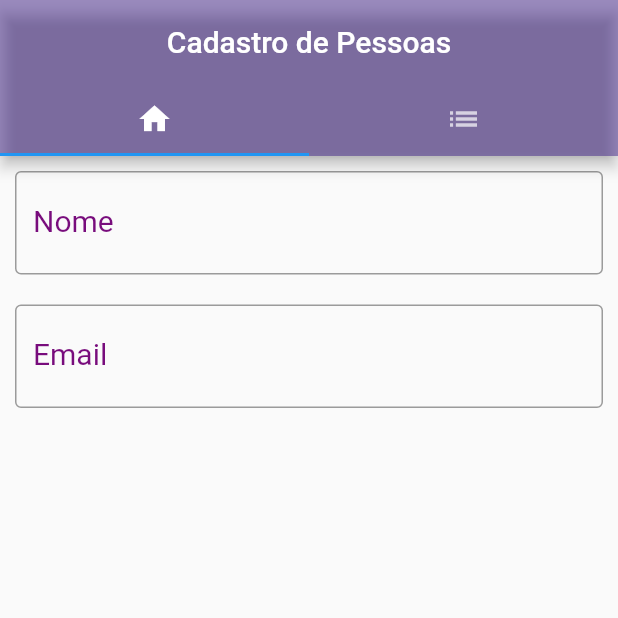
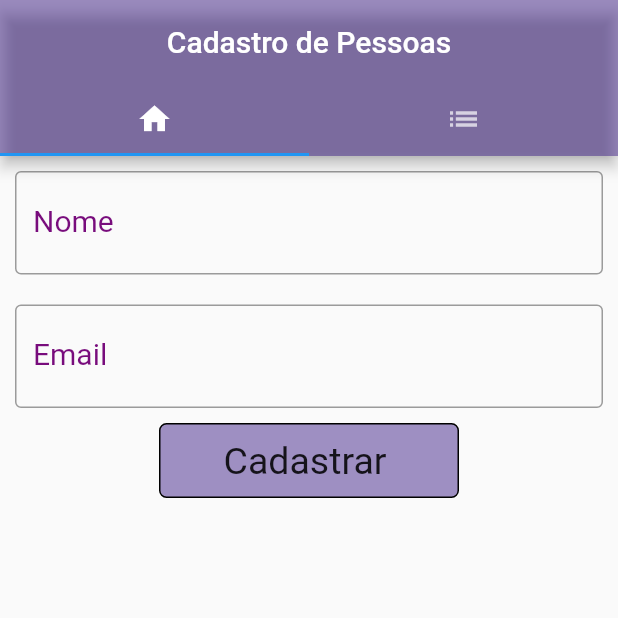
Before and after one commit to Natanaelforte/flutter_cadastro_pessoas, a Flutter app: the screen it shows after launch, on a phone screen of 412 x 824 dp, the top half of it. Run offline on Flutter 3.47's test engine with Material 2 defaults, Android fonts, the light colour scheme and no system bars.

Commit message:
tela de cadastro

```diff
--- a/lib/src/homePage.dart
+++ b/lib/src/homePage.dart
@@ -1,4 +1,5 @@
 import 'package:flutter/material.dart';
+
 import '../widGets/textField.dart';
 
 class HomePage extends StatelessWidget {
@@ -6,10 +7,31 @@ class HomePage extends StatelessWidget {
   Widget build(BuildContext context) {
     return Container(
       child: Column(
-        crossAxisAlignment: CrossAxisAlignment.stretch,
         children: [
           buildTextField('Nome'),
           buildTextField('Email'),
+          InkWell(
+            onTap: () {},
+            child: Ink(
+
+              width: 200,
+              height: 50,
+              decoration: BoxDecoration(
+                color: Color.fromARGB(123, 60, 28, 134),
+                border: Border.all(),
+                borderRadius: BorderRadius.circular(5)
+              ),
+              child: const Padding(
+                padding: EdgeInsets.symmetric(
+                  vertical:10 ,
+                  horizontal:42
+                ),
+                child: Text('Cadastrar', style: TextStyle(
+                fontSize: 25,
+              ),),
+              )
+            ),
+          ),
         ],
       ),
     );
```
